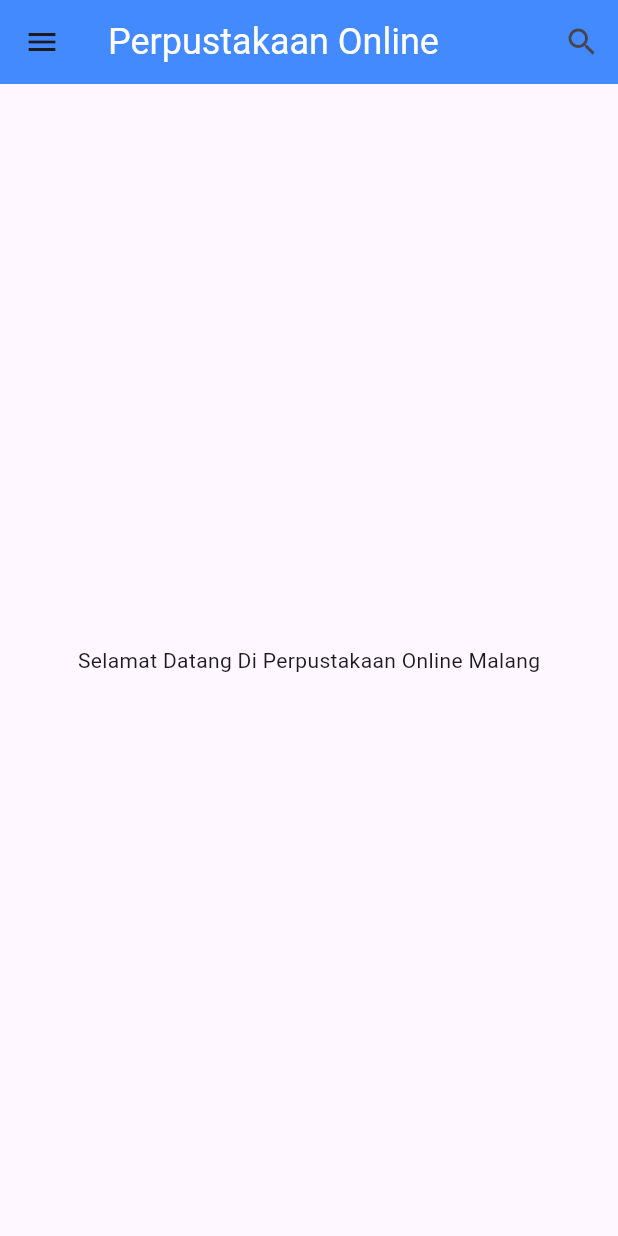
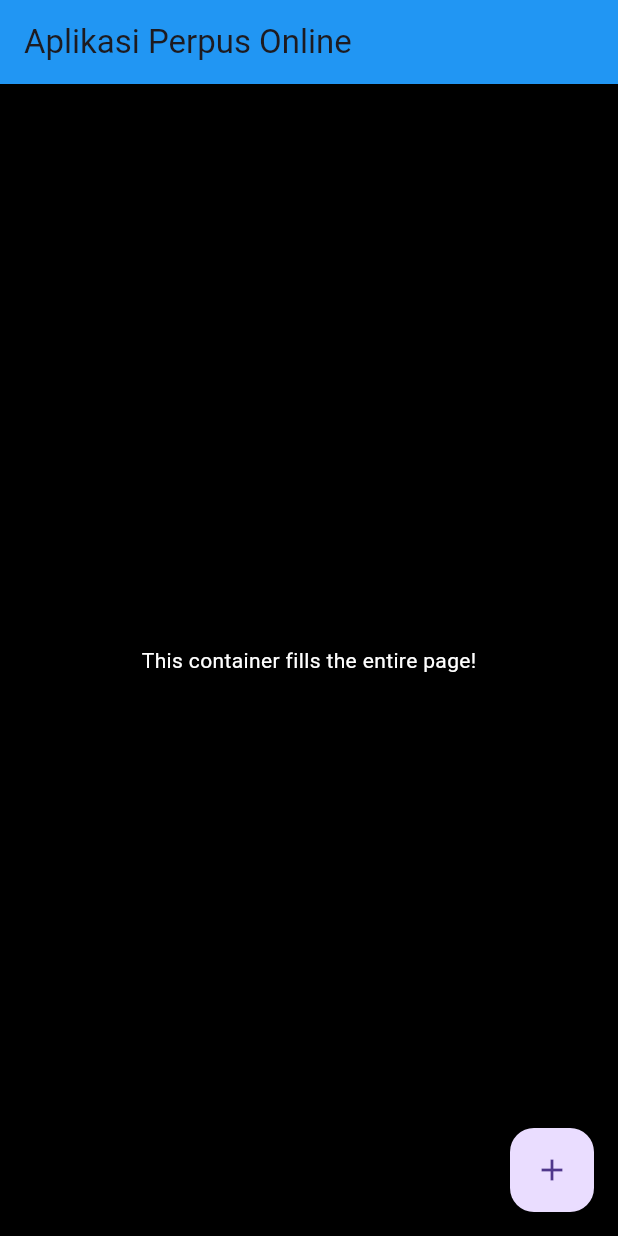
Before and after one commit to SIPalingMumet/Perpus_App, a Flutter app: the screen it shows after launch, on a phone screen of 412 x 824 dp. Run offline on Flutter 3.47's test engine with Material 3 defaults, Android fonts, the phone set to English and light mode, and no system bars.

Commit message:
menambahkan kelas home route dan halaman add

```diff
--- /dev/null
+++ b/lib/AddPage.dart
@@ -0,0 +1,10 @@
+import 'package:flutter/material.dart';
+
+class AddPage extends StatelessWidget {
+  const AddPage({super.key});
+
+  @override
+  Widget build(BuildContext context) {
+    return const Placeholder();
+  }
+}
--- /dev/null
+++ b/lib/Home.dart
@@ -0,0 +1,40 @@
+import 'package:flutter/material.dart';
+
+// Remove unnecessary import (assuming it's not used)
+// import 'package:perpus_app/main.dart';
+
+class Homage extends StatelessWidget {
+  const Homage({super.key});
+
+  @override
+  Widget build(BuildContext context) {
+    return Scaffold(
+      appBar: AppBar(
+        title: Text("Aplikasi Perpus Online"),
+        backgroundColor: Colors.blue,
+      ),
+      body: Stack( // Use Stack for better positioning
+        children: [
+          Container(
+            color: Colors.black,
+            width: double.infinity,
+            height: double.infinity,
+          ),
+          // Center content within the container (optional)
+          Center(
+            child: Text(
+              "This container fills the entire page!",
+              style: TextStyle(color: Colors.white),
+            ),
+          ),
+        ],
+      ),
+      floatingActionButton: FloatingActionButton(  // Add FAB here
+        onPressed: () {
+          Navigator.pushNamed(context, '/Pindah');
+        },
+        child: Icon(Icons.add),
+      ),
+    );
+  }
+}
--- a/lib/main.dart
+++ b/lib/main.dart
@@ -1,35 +1,13 @@
 import 'package:flutter/material.dart';
+import 'package:perpus_app/home.dart';
+import 'package:perpus_app/AddPage.dart';
 
-void main() {
+void main(){
   runApp(MaterialApp(
-    home:MeinApp(),
+    initialRoute: '/home',
+    routes: {
+      '/home':(context) => Homage(),
+      '/Pindah':(context) => AddPage()
+    },
   ));
 }
-
-class MeinApp extends StatelessWidget {
-  @override
-  Widget build(BuildContext context) {
-    return Scaffold(
-      appBar: AppBar(
-        title: Text("Perpustakaan Online",
-        style: TextStyle(fontFamily:'Roboto', fontSize: 24, color: Colors.white ),),
-     backgroundColor: Colors.blueAccent,
-     leading: IconButton(
-      icon: Icon(Icons.menu),
-      onPressed: (){
-
-      },
-     ),
-     actions: [
-      IconButton(icon: Icon(Icons.search),
-      onPressed: (){
-        showSearch(context: context, delegate: BookSearch());
-      },)
-     ],
-      ),
-      body : Center(
-        child:Text("Selamat Datang Di Perpustakaan Online Malang"),
-      ),
-    );
-  }
-}
--- a/pubspec.yaml
+++ b/pubspec.yaml
@@ -30,10 +30,7 @@ environment:
 dependencies:
   flutter:
     sdk: flutter
-    provider: ^5.0.0
-  sqflite: ^2.0.0+4
-  path_provider: ^2.0.2
-  flutter_paginate: ^2.0.0
+
 
 
   # The following adds the Cupertino Icons font to your application.
```
Also changed, not shown: lib/models/book.dart (deleted).
